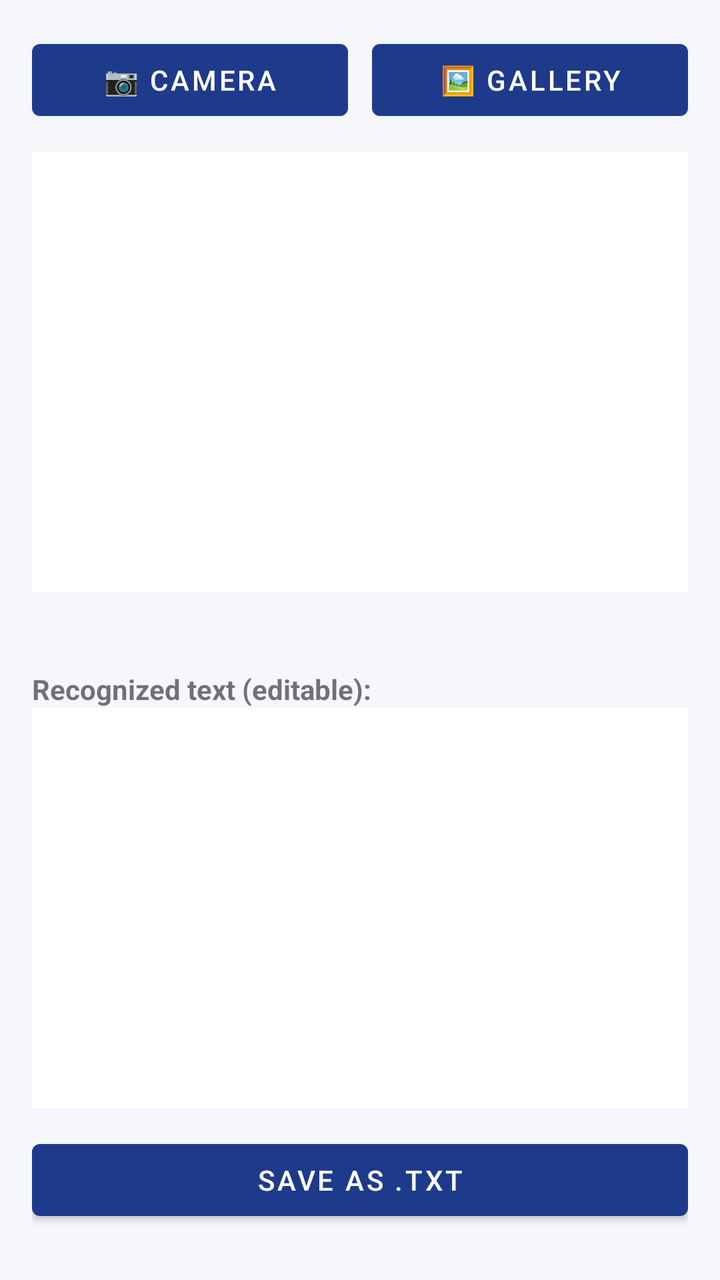
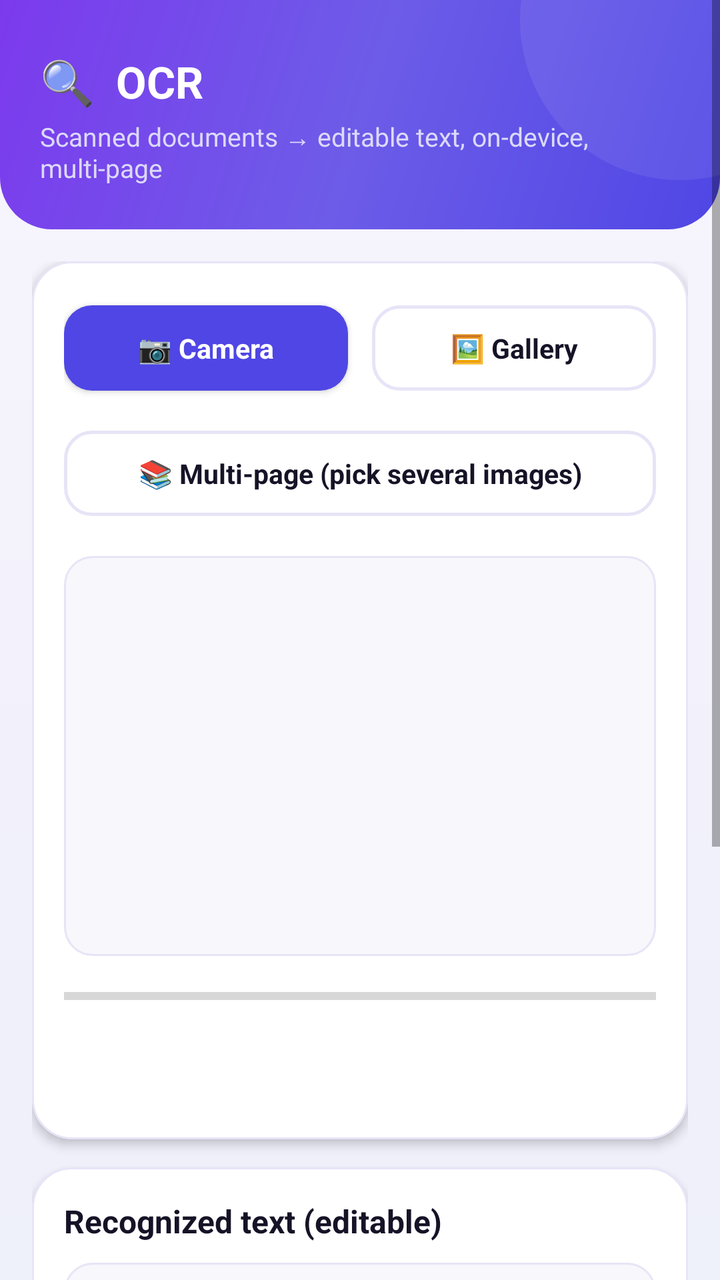

The first picture is an Android layout as it rendered before a commit; the second is the same layout after the commit. The layout source and the unified diff follow.
<!-- AndroidManifest.xml: application theme Theme.DataToolkit -->
<!-- res/layout/activity_ocr.xml -->
<?xml version="1.0" encoding="utf-8"?>
<ScrollView xmlns:android="http://schemas.android.com/apk/res/android"
    android:layout_width="match_parent"
    android:layout_height="match_parent"
    android:background="@color/background">

    <LinearLayout
        android:layout_width="match_parent"
        android:layout_height="wrap_content"
        android:orientation="vertical"
        android:padding="16dp">

        <LinearLayout
            android:layout_width="match_parent"
            android:layout_height="wrap_content"
            android:orientation="horizontal">

            <com.google.android.material.button.MaterialButton
                android:id="@+id/btnCamera"
                android:layout_width="0dp"
                android:layout_height="wrap_content"
                android:layout_weight="1"
                android:layout_marginEnd="6dp"
                android:text="📷 Camera" />

            <com.google.android.material.button.MaterialButton
                android:id="@+id/btnGallery"
                android:layout_width="0dp"
                android:layout_height="wrap_content"
                android:layout_weight="1"
                android:layout_marginStart="6dp"
                android:text="🖼 Gallery" />
        </LinearLayout>

        <ImageView
            android:id="@+id/ivPreview"
            android:layout_width="match_parent"
            android:layout_height="220dp"
            android:layout_marginTop="12dp"
            android:background="@color/surface"
            android:scaleType="centerInside" />

        <TextView
            android:id="@+id/tvStatus"
            android:layout_width="match_parent"
            android:layout_height="wrap_content"
            android:layout_marginTop="8dp"
            android:textColor="@color/text_secondary" />

        <TextView
            android:layout_width="wrap_content"
            android:layout_height="wrap_content"
            android:layout_marginTop="12dp"
            android:text="Recognized text (editable):"
            android:textStyle="bold" />

        <EditText
            android:id="@+id/etResult"
            android:layout_width="match_parent"
            android:layout_height="200dp"
            android:background="@color/surface"
            android:gravity="top|start"
            android:inputType="textMultiLine"
            android:padding="10dp" />

        <com.google.android.material.button.MaterialButton
            android:id="@+id/btnSaveText"
            android:layout_width="match_parent"
            android:layout_height="wrap_content"
            android:layout_marginTop="12dp"
            android:text="Save as .txt" />

    </LinearLayout>
</ScrollView>
<!-- resources referenced by this layout -->
<resources>
  <color name="background">#F5F7FA</color>
  <color name="text_secondary">#6B7280</color>
  <style name="Theme.DataToolkit" parent="Theme.MaterialComponents.DayNight.NoActionBar">
          <item name="colorPrimary">@color/primary</item>
          <item name="colorPrimaryDark">@color/primary_dark</item>
          <item name="colorAccent">@color/accent</item>
          <item name="android:windowBackground">@color/background</item>
          <item name="android:statusBarColor">@color/primary_dark</item>
      </style>
  <color name="primary">#1E3A8A</color>
  <color name="primary_dark">#152A63</color>
  <!-- unchanged entries left out for length: 2 -->
</resources>

<!-- the commit's change to res/layout/activity_ocr.xml (unified diff, before → after) -->
@@ -2,73 +2,166 @@
 <ScrollView xmlns:android="http://schemas.android.com/apk/res/android"
     android:layout_width="match_parent"
     android:layout_height="match_parent"
-    android:background="@color/background">
+    android:clipToPadding="false">
 
     <LinearLayout
         android:layout_width="match_parent"
         android:layout_height="wrap_content"
-        android:orientation="vertical"
-        android:padding="16dp">
+        android:orientation="vertical">
+
+        <FrameLayout
+            android:layout_width="match_parent"
+            android:layout_height="wrap_content"
+            android:background="@drawable/bg_header_flat"
+            android:paddingStart="20dp" android:paddingEnd="20dp"
+            android:paddingTop="26dp" android:paddingBottom="22dp">
+            <LinearLayout android:layout_width="match_parent" android:layout_height="wrap_content" android:orientation="vertical">
+                <TextView android:layout_width="wrap_content" android:layout_height="wrap_content"
+                    android:text="🔍  OCR" android:textColor="@color/text_on_primary" android:textSize="22sp" android:textStyle="bold" />
+                <TextView android:layout_width="wrap_content" android:layout_height="wrap_content" android:layout_marginTop="4dp"
+                    android:text="Scanned documents → editable text, on-device, multi-page" android:textColor="@color/text_on_primary_muted" android:textSize="13sp" />
+            </LinearLayout>
+        </FrameLayout>
 
         <LinearLayout
             android:layout_width="match_parent"
             android:layout_height="wrap_content"
-            android:orientation="horizontal">
+            android:orientation="vertical"
+            android:padding="16dp">
 
-            <com.google.android.material.button.MaterialButton
-                android:id="@+id/btnCamera"
-                android:layout_width="0dp"
-                android:layout_height="wrap_content"
-                android:layout_weight="1"
-                android:layout_marginEnd="6dp"
-                android:text="📷 Camera" />
+            <com.google.android.material.card.MaterialCardView style="@style/Widget.App.Card" android:layout_width="match_parent" android:layout_height="wrap_content" android:layout_marginBottom="14dp">
+                <LinearLayout android:layout_width="match_parent" android:layout_height="wrap_content" android:orientation="vertical">
 
-            <com.google.android.material.button.MaterialButton
-                android:id="@+id/btnGallery"
-                android:layout_width="0dp"
-                android:layout_height="wrap_content"
-                android:layout_weight="1"
-                android:layout_marginStart="6dp"
-                android:text="🖼 Gallery" />
+                    <LinearLayout
+                        android:layout_width="match_parent"
+                        android:layout_height="wrap_content"
+                        android:orientation="horizontal">
+
+                        <com.google.android.material.button.MaterialButton
+                            android:id="@+id/btnCamera"
+                            style="@style/Widget.App.Button.Compact"
+                            android:layout_width="0dp"
+                            android:layout_height="wrap_content"
+                            android:layout_weight="1"
+                            android:layout_marginEnd="6dp"
+                            android:text="📷 Camera" />
+
+                        <com.google.android.material.button.MaterialButton
+                            android:id="@+id/btnGallery"
+                            style="@style/Widget.App.Button.Compact.Outlined"
+                            android:layout_width="0dp"
+                            android:layout_height="wrap_content"
+                            android:layout_weight="1"
+                            android:layout_marginStart="6dp"
+                            android:text="🖼 Gallery" />
+                    </LinearLayout>
+
+                    <com.google.android.material.button.MaterialButton
+                        android:id="@+id/btnMultiPage"
+                        style="@style/Widget.App.Button.Compact.Outlined"
+                        android:layout_width="match_parent"
+                        android:layout_height="wrap_content"
+                        android:layout_marginTop="8dp"
+                        android:text="📚 Multi-page (pick several images)" />
+
+                    <ImageView
+                        android:id="@+id/ivPreview"
+                        android:layout_width="match_parent"
+                        android:layout_height="200dp"
+                        android:layout_marginTop="14dp"
+                        android:background="@drawable/bg_input_field"
+                        android:scaleType="centerInside" />
+
+                    <ProgressBar
+                        android:id="@+id/progressBar"
+                        style="?android:attr/progressBarStyleHorizontal"
+                        android:layout_width="match_parent"
+                        android:layout_height="wrap_content"
+                        android:layout_marginTop="12dp"
+                        android:progressTint="@color/primary"
+                        android:max="100" />
+
+                    <TextView
+                        android:id="@+id/tvStatus"
+                        android:layout_width="match_parent"
+                        android:layout_height="wrap_content"
+                        android:layout_marginTop="10dp"
+                        android:textColor="@color/text_secondary"
+                        android:textSize="12.5sp" />
+
+                    <TextView
+                        android:id="@+id/tvSummary"
+                        android:layout_width="match_parent"
+                        android:layout_height="wrap_content"
+                        android:layout_marginTop="4dp"
+                        android:textColor="@color/text_secondary"
+                        android:textSize="12sp"
+                        android:textStyle="italic" />
+                </LinearLayout>
+            </com.google.android.material.card.MaterialCardView>
+
+            <com.google.android.material.card.MaterialCardView style="@style/Widget.App.Card" android:layout_width="match_parent" android:layout_height="wrap_content">
+                <LinearLayout android:layout_width="match_parent" android:layout_height="wrap_content" android:orientation="vertical">
+                    <TextView
+                        android:layout_width="wrap_content"
+                        android:layout_height="wrap_content"
+                        android:text="Recognized text (editable)"
+                        android:textAppearance="@style/TextAppearance.App.SectionTitle" />
+
+                    <EditText
+                        android:id="@+id/etResult"
+                        android:layout_width="match_parent"
+                        android:layout_height="190dp"
+                        android:layout_marginTop="10dp"
+                        android:background="@drawable/bg_input_field_focused"
+                        android:gravity="top|start"
+                        android:textSize="13.5sp"
+                        android:inputType="textMultiLine" />
+
+                    <TextView
+                        android:layout_width="wrap_content"
+                        android:layout_height="wrap_content"
+                        android:layout_marginTop="14dp"
+                        android:text="Export as"
+                        android:textAppearance="@style/TextAppearance.App.SectionTitle" />
+
+                    <LinearLayout
+                        android:layout_width="match_parent"
+                        android:layout_height="wrap_content"
+                        android:layout_marginTop="8dp"
+                        android:orientation="horizontal">
+
+                        <com.google.android.material.button.MaterialButton
+                            android:id="@+id/btnSaveText"
+                            style="@style/Widget.App.Button.Compact.Outlined"
+                            android:layout_width="0dp" android:layout_height="wrap_content" android:layout_weight="1"
+                            android:layout_marginEnd="4dp" android:enabled="false"
+                            android:text="TXT" />
+
+                        <com.google.android.material.button.MaterialButton
+                            android:id="@+id/btnSavePdf"
+                            style="@style/Widget.App.Button.Compact.Outlined"
+                            android:layout_width="0dp" android:layout_height="wrap_content" android:layout_weight="1"
+                            android:layout_marginStart="4dp" android:layout_marginEnd="4dp" android:enabled="false"
+                            android:text="PDF" />
+
+                        <com.google.android.material.button.MaterialButton
+                            android:id="@+id/btnSaveDocx"
+                            style="@style/Widget.App.Button.Compact.Outlined"
+                            android:layout_width="0dp" android:layout_height="wrap_content" android:layout_weight="1"
+                            android:layout_marginStart="4dp" android:layout_marginEnd="4dp" android:enabled="false"
+                            android:text="DOCX" />
+
+                        <com.google.android.material.button.MaterialButton
+                            android:id="@+id/btnSaveXlsx"
+                            style="@style/Widget.App.Button.Compact.Outlined"
+                            android:layout_width="0dp" android:layout_height="wrap_content" android:layout_weight="1"
+                            android:layout_marginStart="4dp" android:enabled="false"
+                            android:text="XLSX" />
+                    </LinearLayout>
+                </LinearLayout>
+            </com.google.android.material.card.MaterialCardView>
+
         </LinearLayout>
-
-        <ImageView
-            android:id="@+id/ivPreview"
-            android:layout_width="match_parent"
-            android:layout_height="220dp"
-            android:layout_marginTop="12dp"
-            android:background="@color/surface"
-            android:scaleType="centerInside" />
-
-        <TextView
-            android:id="@+id/tvStatus"
-            android:layout_width="match_parent"
-            android:layout_height="wrap_content"
-            android:layout_marginTop="8dp"
-            android:textColor="@color/text_secondary" />
-
-        <TextView
-            android:layout_width="wrap_content"
-            android:layout_height="wrap_content"
-            android:layout_marginTop="12dp"
-            android:text="Recognized text (editable):"
-            android:textStyle="bold" />
-
-        <EditText
-            android:id="@+id/etResult"
-            android:layout_width="match_parent"
-            android:layout_height="200dp"
-            android:background="@color/surface"
-            android:gravity="top|start"
-            android:inputType="textMultiLine"
-            android:padding="10dp" />
-
-        <com.google.android.material.button.MaterialButton
-            android:id="@+id/btnSaveText"
-            android:layout_width="match_parent"
-            android:layout_height="wrap_content"
-            android:layout_marginTop="12dp"
-            android:text="Save as .txt" />
-
     </LinearLayout>
 </ScrollView>
<!-- resource entries referenced after the edit -->
@@ -1,16 +1,148 @@
 <!-- resources referenced by this layout -->
 <resources>
-  <color name="background">#F5F7FA</color>
-  <color name="text_secondary">#6B7280</color>
+  <color name="background">#F3F1FB</color>
+  <color name="ripple_on_primary">#33FFFFFF</color>
+  <color name="text_secondary">#68647E</color>
+  <!-- drawable bg_header_flat (drawable) -->
+  <?xml version="1.0" encoding="utf-8"?>
+  <layer-list xmlns:android="http://schemas.android.com/apk/res/android">
+      <item>
+          <shape android:shape="rectangle">
+              <corners android:bottomLeftRadius="26dp" android:bottomRightRadius="26dp" />
+              <gradient
+                  android:type="linear"
+                  android:angle="135"
+                  android:startColor="@color/gradient_start"
+                  android:centerColor="@color/gradient_mid"
+                  android:endColor="@color/gradient_end" />
+          </shape>
+      </item>
+      <item android:gravity="top|end" android:width="160dp" android:height="160dp" android:top="-70dp" android:end="-60dp">
+          <shape android:shape="oval">
+              <solid android:color="#14FFFFFF" />
+          </shape>
+      </item>
+  </layer-list>
+  <!-- drawable bg_input_field (drawable) -->
+  <?xml version="1.0" encoding="utf-8"?>
+  <shape xmlns:android="http://schemas.android.com/apk/res/android" android:shape="rectangle">
+      <solid android:color="@color/surface_muted" />
+      <stroke android:width="1dp" android:color="@color/stroke" />
+      <corners android:radius="14dp" />
+      <padding android:left="12dp" android:top="12dp" android:right="12dp" android:bottom="12dp" />
+  </shape>
+  <!-- drawable bg_input_field_focused (drawable) -->
+  <?xml version="1.0" encoding="utf-8"?>
+  <selector xmlns:android="http://schemas.android.com/apk/res/android">
+      <item android:state_focused="true">
+          <shape android:shape="rectangle">
+              <solid android:color="@color/surface" />
+              <stroke android:width="1.5dp" android:color="@color/primary" />
+              <corners android:radius="14dp" />
+              <padding android:left="12dp" android:top="12dp" android:right="12dp" android:bottom="12dp" />
+          </shape>
+      </item>
+      <item>
+          <shape android:shape="rectangle">
+              <solid android:color="@color/surface_muted" />
+              <stroke android:width="1dp" android:color="@color/stroke" />
+              <corners android:radius="14dp" />
+              <padding android:left="12dp" android:top="12dp" android:right="12dp" android:bottom="12dp" />
+          </shape>
+      </item>
+  </selector>
+  <style name="TextAppearance.App.SectionTitle">
+          <item name="android:textColor">@color/text_primary</item>
+          <item name="android:textStyle">bold</item>
+          <item name="android:textSize">16sp</item>
+      </style>
+  <style name="Widget.App.Button.Compact" parent="Widget.App.Button.Primary">
+          <item name="android:textSize">13.5sp</item>
+          <item name="android:paddingTop">12dp</item>
+          <item name="android:paddingBottom">12dp</item>
+          <item name="cornerRadius">14dp</item>
+      </style>
+  <style name="Widget.App.Button.Compact.Outlined" parent="Widget.App.Button.Outlined">
+          <item name="android:textSize">13.5sp</item>
+          <item name="android:paddingTop">12dp</item>
+          <item name="android:paddingBottom">12dp</item>
+          <item name="cornerRadius">14dp</item>
+      </style>
+  <style name="Widget.App.Card" parent="Widget.MaterialComponents.CardView">
+          <item name="cardCornerRadius">20dp</item>
+          <item name="cardElevation">3dp</item>
+          <item name="cardBackgroundColor">@color/surface</item>
+          <item name="strokeColor">@color/stroke</item>
+          <item name="strokeWidth">1dp</item>
+          <item name="contentPadding">16dp</item>
+          <item name="rippleColor">@color/icon_chip_bg</item>
+      </style>
   <style name="Theme.DataToolkit" parent="Theme.MaterialComponents.DayNight.NoActionBar">
           <item name="colorPrimary">@color/primary</item>
           <item name="colorPrimaryDark">@color/primary_dark</item>
+          <item name="colorPrimaryVariant">@color/secondary</item>
           <item name="colorAccent">@color/accent</item>
-          <item name="android:windowBackground">@color/background</item>
-          <item name="android:statusBarColor">@color/primary_dark</item>
+          <item name="colorSecondary">@color/secondary</item>
+          <item name="colorOnPrimary">@color/text_on_primary</item>
+          <item name="android:windowBackground">@drawable/bg_app_gradient</item>
+          <item name="android:statusBarColor">@color/gradient_start</item>
+          <item name="android:navigationBarColor">@color/background</item>
+          <item name="android:windowLightStatusBar" tools:targetApi="23">false</item>
+          <item name="materialButtonStyle">@style/Widget.App.Button.Primary</item>
+          <item name="android:fontFamily">sans-serif</item>
       </style>
-  <color name="primary">#1E3A8A</color>
-  <color name="primary_dark">#152A63</color>
+  <color name="gradient_start">#4F46E5</color>
+  <color name="gradient_mid">#6D5CE8</color>
+  <color name="gradient_end">#7C3AED</color>
+  <color name="surface_muted">#F7F7FC</color>
+  <color name="stroke">#E7E4F7</color>
+  <color name="text_primary">#161327</color>
+  <style name="Widget.App.Button.Primary" parent="Widget.MaterialComponents.Button">
+          <item name="backgroundTint">@color/primary</item>
+          <item name="cornerRadius">16dp</item>
+          <item name="android:textAllCaps">false</item>
+          <item name="android:textStyle">bold</item>
+          <item name="android:textSize">15sp</item>
+          <item name="android:letterSpacing">0</item>
+          <item name="android:paddingTop">14dp</item>
+          <item name="android:paddingBottom">14dp</item>
+          <item name="rippleColor">@color/ripple_on_primary</item>
+          <item name="elevation">2dp</item>
+      </style>
+  <style name="Widget.App.Button.Outlined" parent="Widget.MaterialComponents.Button.OutlinedButton">
+          <item name="strokeColor">@color/stroke</item>
+          <item name="strokeWidth">1.5dp</item>
+          <item name="cornerRadius">16dp</item>
+          <item name="android:textColor">@color/text_primary</item>
+          <item name="android:textAllCaps">false</item>
+          <item name="android:textStyle">bold</item>
+          <item name="android:textSize">15sp</item>
+          <item name="android:paddingTop">14dp</item>
+          <item name="android:paddingBottom">14dp</item>
+          <item name="rippleColor">@color/icon_chip_bg</item>
+          <item name="android:paddingStart">18dp</item>
+          <item name="android:paddingEnd">18dp</item>
+      </style>
+  <color name="icon_chip_bg">#EDE9FE</color>
+  <color name="primary">#4F46E5</color>
+  <color name="text_on_primary">#FFFFFF</color>
+  <color name="text_on_primary_muted">#DCD9FB</color>
+  <color name="primary_dark">#3730A3</color>
+  <color name="secondary">#7C3AED</color>
+  <!-- drawable bg_app_gradient (drawable) -->
+  <?xml version="1.0" encoding="utf-8"?>
+  <layer-list xmlns:android="http://schemas.android.com/apk/res/android">
+      <item>
+          <shape android:shape="rectangle">
+              <gradient
+                  android:type="linear"
+                  android:angle="90"
+                  android:startColor="#EEF0FA"
+                  android:centerColor="#F3F1FB"
+                  android:endColor="#F7F5FC" />
+          </shape>
+      </item>
+  </layer-list>
   <!-- unchanged entries left out for length: 2 -->
 </resources>
 
